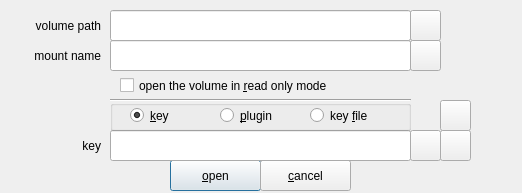
Old version of the form zuluCrypt-gui/password.ui in the repository mhogomchungu/zuluCrypt.
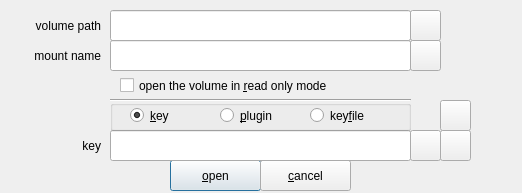
New version of the form.

Patch:
```diff
--- a/zuluCrypt-gui/password.ui
+++ b/zuluCrypt-gui/password.ui
@@ -190,7 +190,7 @@
      </rect>
     </property>
     <property name="text">
-     <string>key &amp;file</string>
+     <string>key&amp;file</string>
     </property>
     <property name="checked">
      <bool>false</bool>
```
